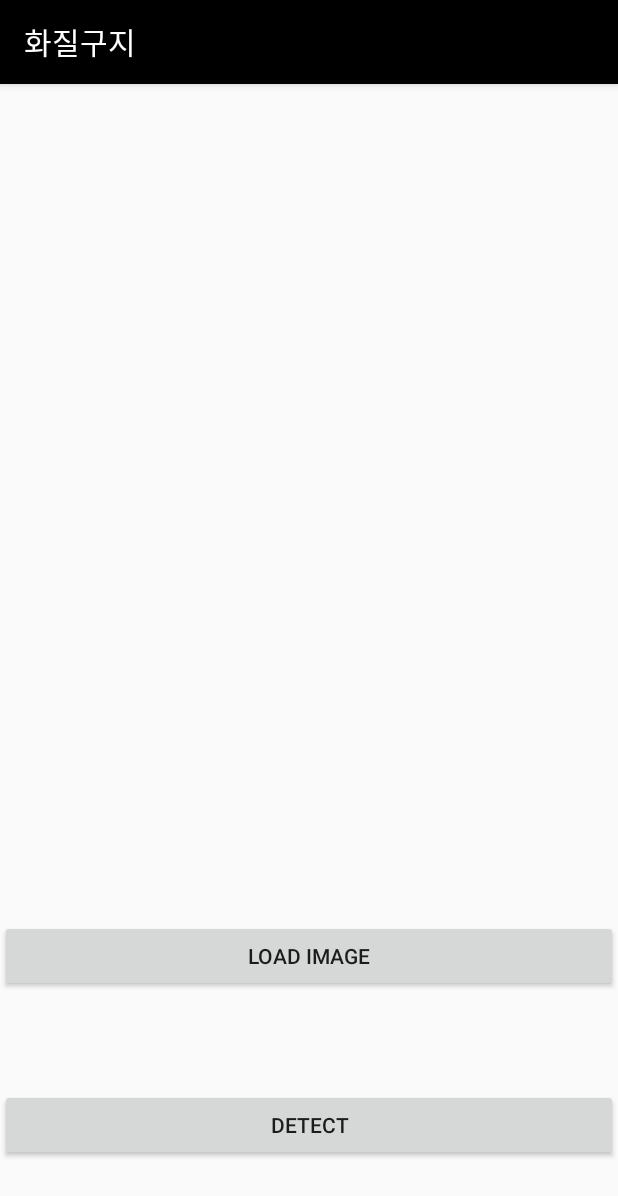
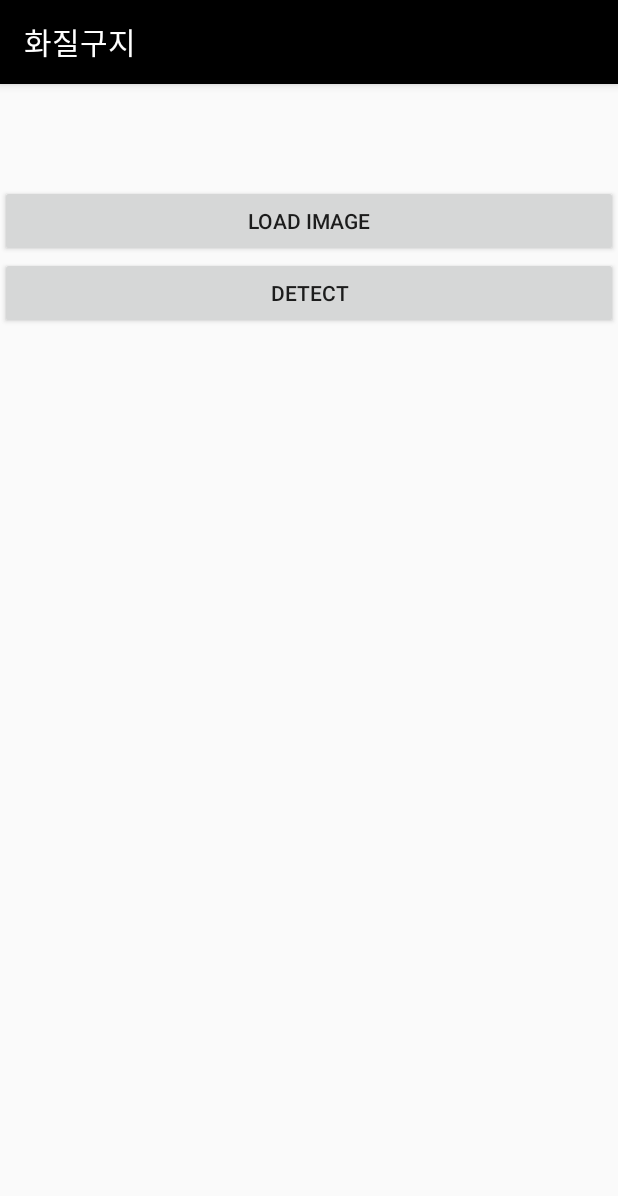
Before and after one commit to MP-TermProject/HwajilGuji, an Android app: the screen it shows after launch (PytorchTestActivity before the commit, testActivity after it), after a tap on "PYTORCH TEST", on a phone screen of 412 x 824 dp. Shown: the top 1196 px of the screen. Run offline under Robolectric (Android 15) with nearby library versions, the phone set to English and light mode, and no system bars; libraries missing offline, so code that uses them is left out: com.tbruyelle.rxpermissions2, com.zhihu.matisse, org.pytorch, org.pytorch.torchvision.

Commit message:
SR Test_20.05.12

```diff
--- a/hwajilguji/app/src/main/AndroidManifest.xml
+++ b/hwajilguji/app/src/main/AndroidManifest.xml
@@ -29,6 +29,7 @@
         <activity android:name=".MainActivity" />
         <activity android:name=".GalleryActivity" />
         <activity android:name=".vision.PytorchTestActivity" />
+        <activity android:name=".vision.testActivity" />
     </application>
 
 </manifest>
--- a/hwajilguji/app/src/main/java/com/chlee/hwajilguji/MainActivity.java
+++ b/hwajilguji/app/src/main/java/com/chlee/hwajilguji/MainActivity.java
@@ -17,6 +17,7 @@ import com.bumptech.glide.Glide;
 import com.bumptech.glide.request.RequestOptions;
 import com.bumptech.glide.request.target.Target;
 import com.chlee.hwajilguji.vision.PytorchTestActivity;
+import com.chlee.hwajilguji.vision.testActivity;
 import com.google.android.material.floatingactionbutton.FloatingActionButton;
 
 import com.tbruyelle.rxpermissions2.RxPermissions;
@@ -47,7 +48,7 @@ public class MainActivity extends AppCompatActivity {
         pytorchTest.setOnClickListener(new View.OnClickListener() {
             @Override
             public void onClick(View view) {
-                Intent intent = new Intent(MainActivity.this, PytorchTestActivity.class);
+                Intent intent = new Intent(MainActivity.this, testActivity.class);
                 startActivityForResult(intent, 1);
             }
         });
--- a/hwajilguji/app/src/main/res/layout/pytorch_test.xml
+++ b/hwajilguji/app/src/main/res/layout/pytorch_test.xml
@@ -1,16 +1,34 @@
 <?xml version="1.0" encoding="utf-8"?>
-<androidx.constraintlayout.widget.ConstraintLayout xmlns:android="http://schemas.android.com/apk/res/android"
+<LinearLayout xmlns:android="http://schemas.android.com/apk/res/android"
     xmlns:app="http://schemas.android.com/apk/res-auto"
     xmlns:tools="http://schemas.android.com/tools"
     android:layout_width="match_parent"
     android:layout_height="match_parent"
-    tools:context=".vision.PytorchTestActivity">
+    tools:context=".vision.PytorchTestActivity"
+    android:orientation="vertical">
+
+
+    <ScrollView
+        android:layout_width="match_parent"
+        android:layout_height="match_parent">
+
+        <LinearLayout
+            android:layout_width="match_parent"
+            android:layout_height="wrap_content"
+            android:orientation="vertical" >
+
 
                 <ImageView
                     android:id="@+id/image"
-        app:layout_constraintTop_toTopOf="parent"
                     android:layout_width="match_parent"
-        android:layout_height="400dp"
+                    android:layout_height="wrap_content"
+                    android:layout_marginBottom="20dp"
+                    android:scaleType="fitCenter" />
+
+                <ImageView
+                    android:id="@+id/convertimage"
+                    android:layout_width="match_parent"
+                    android:layout_height="match_parent"
                     android:layout_marginBottom="20dp"
                     android:scaleType="fitCenter" />
 
@@ -24,8 +42,6 @@
                     android:textStyle="bold"
                     android:textAllCaps="true"
                     android:textAlignment="center"
-        app:layout_constraintTop_toTopOf="@id/button"
-        app:layout_constraintBottom_toBottomOf="@+id/image"
                     tools:ignore="RtlCompat" />
 
                 <Button
@@ -33,8 +49,7 @@
                     android:layout_width="match_parent"
                     android:layout_height="wrap_content"
                     android:text="Load Image"
-        app:layout_constraintBottom_toBottomOf="@+id/result_text"
-        app:layout_constraintTop_toTopOf="@+id/detect"
+
                     />
 
                 <Button
@@ -43,6 +58,7 @@
                     android:layout_height="wrap_content"
                     android:text="Detect"
                     android:layout_marginBottom="50dp"
-        app:layout_constraintBottom_toBottomOf="parent"
                     />
-</androidx.constraintlayout.widget.ConstraintLayout>
+        </LinearLayout>
+    </ScrollView>
+</LinearLayout>
```
Also changed, not shown: hwajilguji/app/src/main/java/com/chlee/hwajilguji/GalleryActivity.java (+8 -8 lines), hwajilguji/app/src/main/java/com/chlee/hwajilguji/vision/PytorchTestActivity.java (+0 -8 lines), hwajilguji/app/src/main/java/com/chlee/hwajilguji/vision/testActivity.java (+115 -15 lines), 1 other file. Lines whose indentation alone changed are shown as unchanged.
